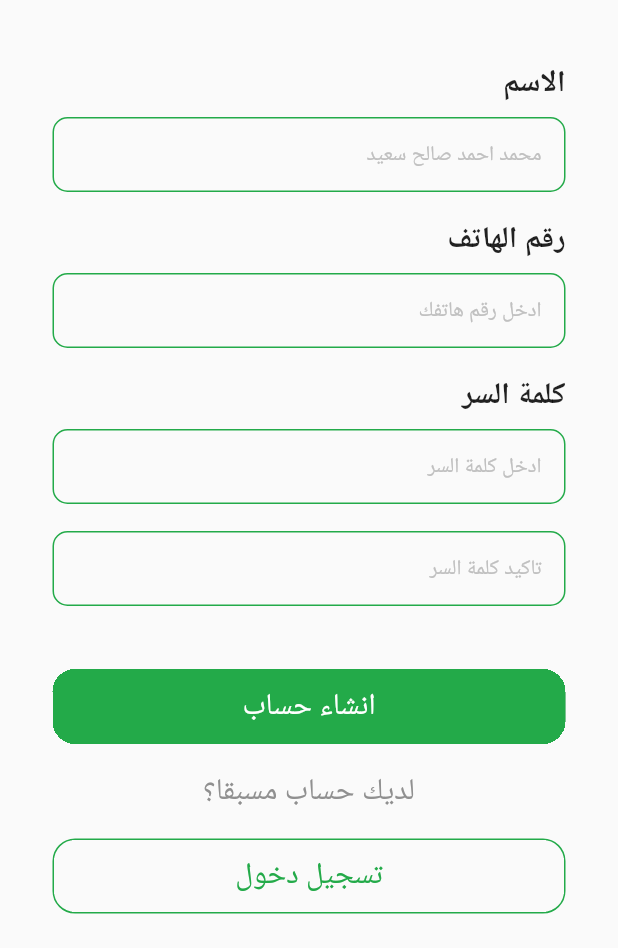
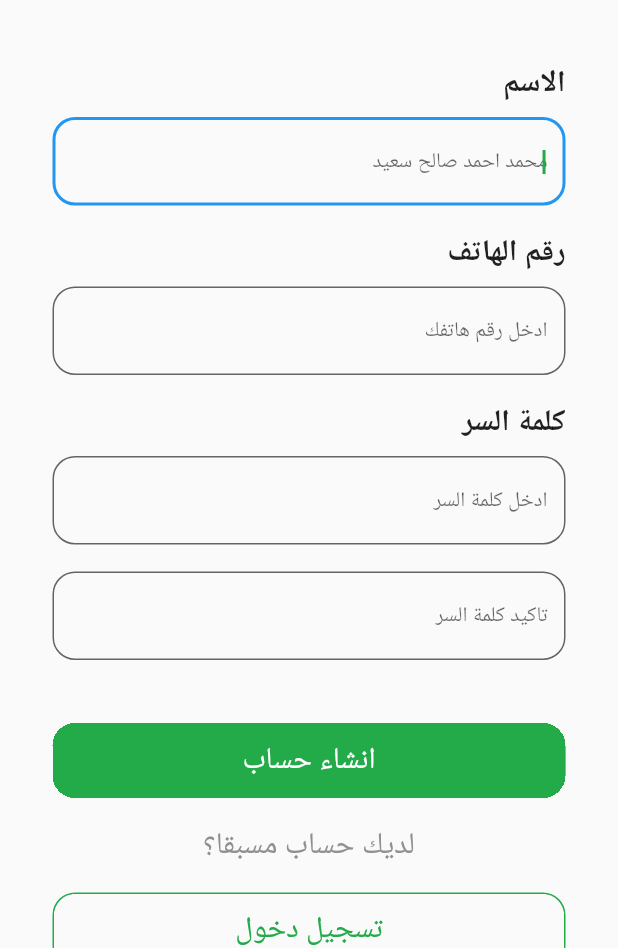
Before and after one commit to malouda0000/flutter_demo, a Flutter app: the SingInScreen screen opened directly, on a phone screen of 412 x 824 dp, the part 288-1236 px from its top. Run offline on Flutter 3.47's test engine with Material 2 defaults, Android fonts, the light colour scheme and no system bars; our stand-ins replace flutter_svg, get; Roboto replaces fonts that are missing (Tajawal); statements that could not run were skipped.

Commit message:
final commit

```diff
--- /dev/null
+++ b/lib/core/controller/signin_controller.dart
@@ -0,0 +1 @@
+import 'package:flutter/material.dart';
--- a/lib/core/shared/custom_form_fieal.dart
+++ b/lib/core/shared/custom_form_fieal.dart
@@ -12,58 +12,88 @@ class CustomFormFiea extends StatelessWidget {
 
   @override
   Widget build(BuildContext context) {
-    return Container(
-      clipBehavior: Clip.hardEdge,
-      height: 50,
-      width: Get.width - (theDefaultPadding * 2),
-      padding: const EdgeInsets.symmetric(horizontal: theSmallPadding),
-      decoration: BoxDecoration(
-        border: Border.all(
-          // color: isActive ? AppColor.kPrimaryColor : AppColor.kLightTextColor,
-          color: AppColor.kPrimaryColor,
-        ),
-        borderRadius: BorderRadius.circular(
-          theDefaultRaduis,
-        ),
-      ),
-      child: Expanded(
-        child: TextFormField(
-          // textAlign: TextAlign.,
-          textDirection: TextDirection.rtl,
-          // validator: theValidator,
-          // onSubmitted: ,
-          // key: theKey,
-          onTap: () {
-            isActive = true;
-          },
-          onChanged: (Value) {
-            isActive = false;
-          },
+    return TextFormField(
         controller: textEditingController,
+        // textDirection: TextDirection.rtl,
+        textAlign: TextAlign.end,
+        cursorColor: AppColor.kPrimaryColor,
+        onTap: () {},
+        autofocus: true,
         keyboardType: TextInputType.text,
         style: Theme.of(context).textTheme.bodyText1!.copyWith(
               fontWeight: FontWeight.w500,
               color: Colors.black,
             ),
-          // showCursor: false,
-          cursorColor: AppColor.kPrimaryColor,
-          // cursorHeight: 10,
+        decoration: InputDecoration(
+          filled: true,
+          fillColor: Theme.of(context).scaffoldBackgroundColor,
+          border: OutlineInputBorder(
+            borderRadius: BorderRadius.circular(theSmallPadding),
+          ),
+          // focusedBorder: OutlineInputBorder(),
+          // focusColor: AppColor.kinputformFillColor,
+          // focusColor: AppColor.kPrimaryColor,
+          //  focusedBorder: InputBorder,
 
-          decoration: InputDecoration(
-            // fillColor: AppColor.kinputformFillColor,
-            hintTextDirection: TextDirection.rtl,
+          hintText: theHintText,
+          // hintStyle: TextStyle()
 
-            border: InputBorder.none,
-            hintText: theHintText,
-            hintStyle: Theme.of(context).textTheme.bodyText1!.copyWith(
-                  color: AppColor.kLightTextColor,
-                ),
-            // hintStyle: TextStyle(
-            //   color: Colors.black,
+          // focusedBorder: OutlineInputBorder(
+          //   borderSide:
+          //       const BorderSide(color: AppColor.kPrimaryColor, width: 2.0),
+          //   // borderRadius: BorderRadius.circular(25.0),
           // ),
-          ),
-        ),
-      ),
-    );
+        ));
   }
 }
+
+
+
+//  Container(
+//       clipBehavior: Clip.hardEdge,
+//       height: 50,
+//       width: Get.width - (theDefaultPadding * 2),
+//       padding: const EdgeInsets.symmetric(horizontal: theSmallPadding),
+//       decoration: BoxDecoration(
+//         border: Border.all(
+//           // color: isActive ? AppColor.kPrimaryColor : AppColor.kLightTextColor,
+//           color: AppColor.kPrimaryColor,
+//         ),
+//         borderRadius: BorderRadius.circular(
+//           theDefaultRaduis,
+//         ),
+//       ),
+//       child: Expanded(
+//         child: TextFormField(
+//           // textAlign: TextAlign.,
+//           textDirection: TextDirection.rtl,
+//           // validator: theValidator,
+//           // onSubmitted: ,
+//           // key: theKey,
+
+//           controller: textEditingController,
+//           keyboardType: TextInputType.text,
+//           style: Theme.of(context).textTheme.bodyText1!.copyWith(
+//                 fontWeight: FontWeight.w500,
+//                 color: Colors.black,
+//               ),
+//           // showCursor: false,
+//           cursorColor: AppColor.kPrimaryColor,
+//           // cursorHeight: 10,
+
+//           decoration: InputDecoration(
+//             // fillColor: AppColor.kinputformFillColor,
+//             hintTextDirection: TextDirection.rtl,
+
+//             border: InputBorder.none,
+//             hintText: theHintText,
+//             hintStyle: Theme.of(context).textTheme.bodyText1!.copyWith(
+//                   color: AppColor.kLightTextColor,
+//                 ),
+//             // hintStyle: TextStyle(
+//             //   color: Colors.black,
+//             // ),
+//           ),
+//         ),
+//       ),
+//     )
```
Lines whose indentation alone changed are shown as unchanged.
